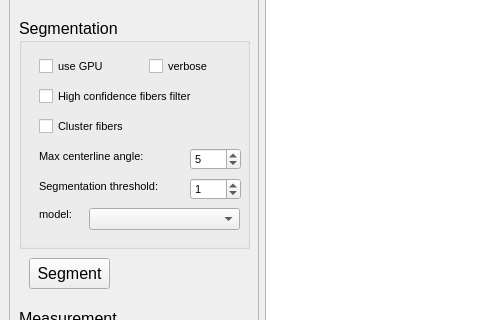
Before: the Qt Designer form resources/fiber_tool.ui in vikba/Fiberpose, drawn with Qt 5; both pictures show x 0 to 480 and y 110 to 430 of the 879 by 848 pixel window.
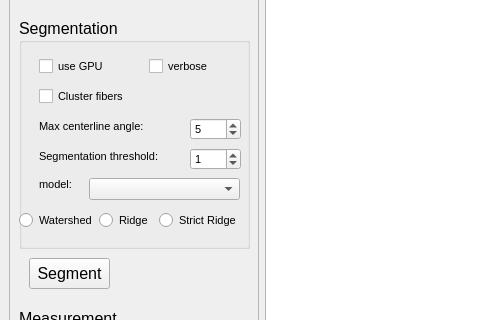
After: the same form once the commit is applied. Custom widgets are drawn as their Qt base class.

Commit message: refined segmentation logic

What changed in the file:
```diff
--- a/resources/fiber_tool.ui
+++ b/resources/fiber_tool.ui
@@ -410,7 +410,7 @@
         <property name="geometry">
          <rect>
           <x>20</x>
-          <y>130</y>
+          <y>100</y>
           <width>121</width>
           <height>16</height>
          </rect>
@@ -428,7 +428,7 @@
         <property name="geometry">
          <rect>
           <x>20</x>
-          <y>160</y>
+          <y>130</y>
           <width>131</width>
           <height>16</height>
          </rect>
@@ -446,7 +446,7 @@
         <property name="geometry">
          <rect>
           <x>171</x>
-          <y>130</y>
+          <y>100</y>
           <width>51</width>
           <height>22</height>
          </rect>
@@ -467,7 +467,7 @@
         <property name="geometry">
          <rect>
           <x>171</x>
-          <y>160</y>
+          <y>130</y>
           <width>51</width>
           <height>22</height>
          </rect>
@@ -488,7 +488,7 @@
         <property name="geometry">
          <rect>
           <x>70</x>
-          <y>190</y>
+          <y>160</y>
           <width>151</width>
           <height>22</height>
          </rect>
@@ -503,7 +503,7 @@
         <property name="geometry">
          <rect>
           <x>20</x>
-          <y>190</y>
+          <y>160</y>
           <width>47</width>
           <height>13</height>
          </rect>
@@ -521,7 +521,7 @@
         <property name="geometry">
          <rect>
           <x>20</x>
-          <y>100</y>
+          <y>70</y>
           <width>111</width>
           <height>17</height>
          </rect>
@@ -535,13 +535,13 @@
          <string>Cluster fibers</string>
         </property>
        </widget>
-       <widget class="QCheckBox" name="chb_high_conf">
+       <widget class="QRadioButton" name="rb_watershed">
         <property name="geometry">
          <rect>
-          <x>20</x>
-          <y>70</y>
-          <width>171</width>
-          <height>17</height>
+          <x>0</x>
+          <y>190</y>
+          <width>81</width>
+          <height>25</height>
          </rect>
         </property>
         <property name="font">
@@ -550,7 +550,43 @@
          </font>
         </property>
         <property name="text">
-         <string>High confidence fibers filter</string>
+         <string>Watershed</string>
+        </property>
+       </widget>
+       <widget class="QRadioButton" name="rb_ridge">
+        <property name="geometry">
+         <rect>
+          <x>80</x>
+          <y>190</y>
+          <width>81</width>
+          <height>25</height>
+         </rect>
+        </property>
+        <property name="font">
+         <font>
+          <pointsize>8</pointsize>
+         </font>
+        </property>
+        <property name="text">
+         <string>Ridge</string>
+        </property>
+       </widget>
+       <widget class="QRadioButton" name="rb_strict_ridge">
+        <property name="geometry">
+         <rect>
+          <x>140</x>
+          <y>190</y>
+          <width>81</width>
+          <height>25</height>
+         </rect>
+        </property>
+        <property name="font">
+         <font>
+          <pointsize>8</pointsize>
+         </font>
+        </property>
+        <property name="text">
+         <string>Strict Ridge</string>
         </property>
        </widget>
       </widget>
```
The commit also changes 2 other files.
